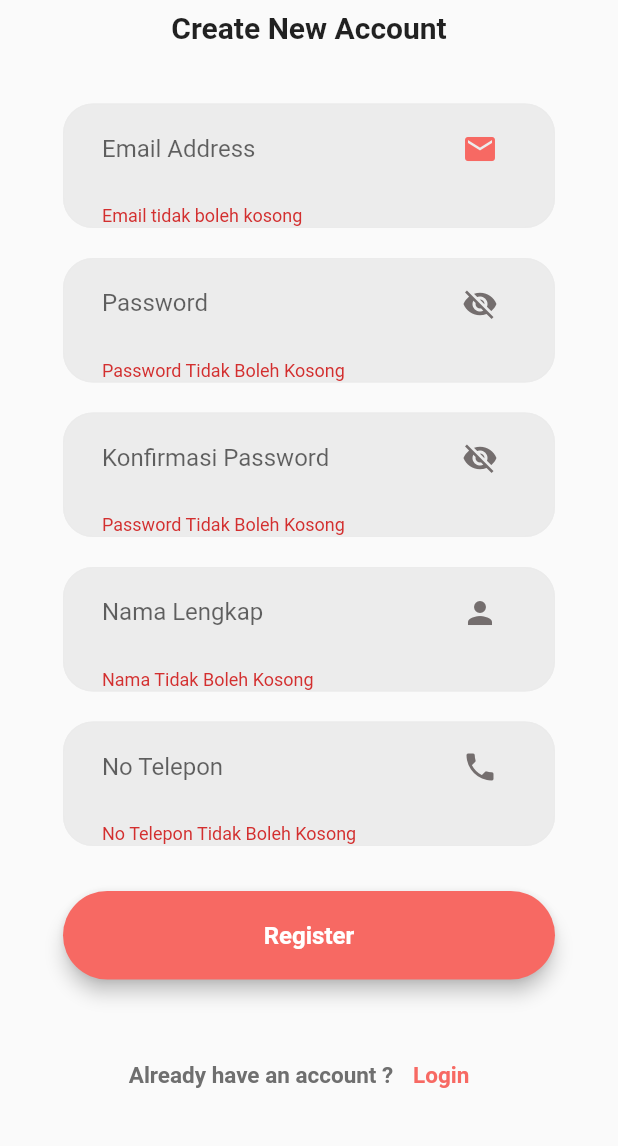
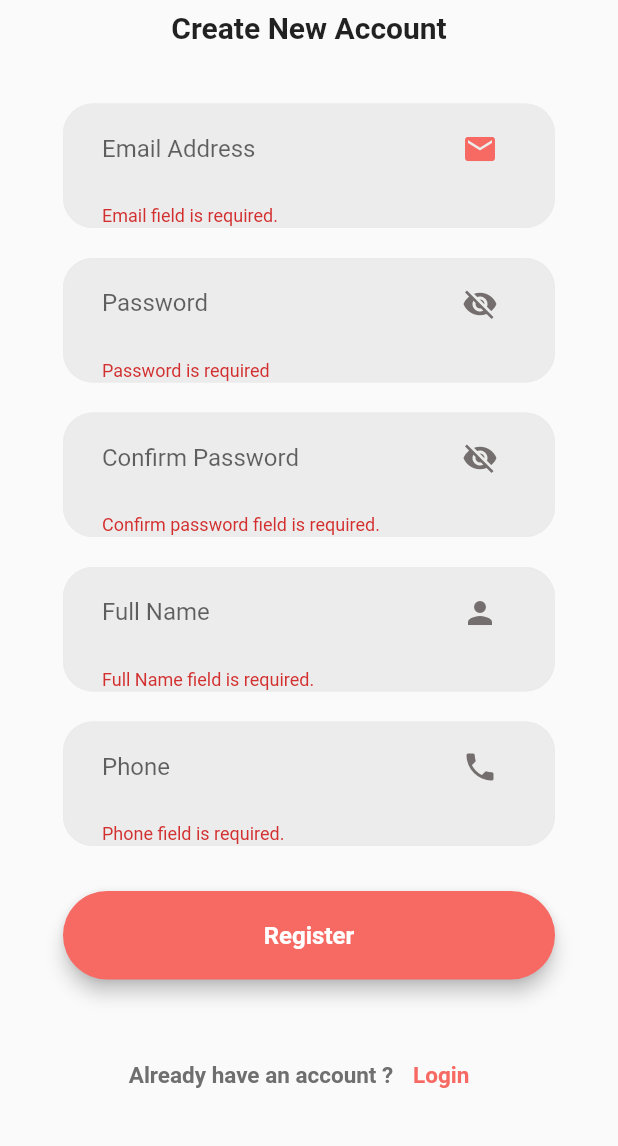
Before and after one commit to khoirunnisaaaa/Flutter_Coller, a Flutter app: the Register screen opened directly, after a tap on "Register", on a phone screen of 412 x 824 dp, the part 90-1236 px from its top. Run offline on Flutter 3.47's test engine with Material 2 defaults, Android fonts, the phone set to English and light mode, and no system bars; our stand-ins replace badges, cloud_firestore, dropdown_button2, firebase_auth, firebase_core, firebase_storage and 8 more; missing offline and left inert: flutter_exif_rotation, month_year_picker; accounts and stored records are empty; network calls fail.

```diff
--- a/lib/view/MoneyManagement/MMMenu.dart
+++ b/lib/view/MoneyManagement/MMMenu.dart
@@ -33,7 +33,7 @@ class _MMMenuState extends State<MMMenu> {
     super.initState();
     uIncome.totalIncome = 0;
     uIncome.getNama();
-    // uOutcome.totalOutcome = 0;
+    uOutcome.totalOutcome = 0;
     uOutcome.getNama();
   }
 
--- a/lib/view/login.dart
+++ b/lib/view/login.dart
@@ -56,15 +56,15 @@ class _LoginState extends State<Login> {
       print(e.code);
       if (e.code == 'invalid-email') {
         ScaffoldMessenger.of(context).showSnackBar(SnackBar(
-          content: const Text('Masukkan email yang benar!'),
+          content: const Text('Please enter a valid email address.'),
         ));
       } else if (e.code == 'user-not-found') {
         ScaffoldMessenger.of(context).showSnackBar(SnackBar(
-          content: const Text('Email anda belum terdaftar!'),
+          content: const Text('Email not registered.'),
         ));
       } else if (e.code == 'wrong-password') {
         ScaffoldMessenger.of(context).showSnackBar(SnackBar(
-          content: const Text('Password anda salah!'),
+          content: const Text('Wrong password.'),
         ));
       }
       setState(() {
@@ -128,7 +128,7 @@ class _LoginState extends State<Login> {
                         ),
                         validator: (value) {
                           if (value!.isEmpty) {
-                            return 'Email tidak boleh kosong';
+                            return 'Email is required.';
                           }
                           return null;
                         }),
@@ -176,7 +176,7 @@ class _LoginState extends State<Login> {
                         ),
                         validator: (value) {
                           if (value!.isEmpty) {
-                            return 'Password Tidak Boleh Kosong';
+                            return 'Password field is required.';
                           }
                           return null;
                         }),
--- a/lib/view/register.dart
+++ b/lib/view/register.dart
@@ -65,7 +65,7 @@ class _RegisterState extends State<Register> {
       print(e.code);
       if (e.code == 'email-already-in-use') {
         ScaffoldMessenger.of(context).showSnackBar(SnackBar(
-          content: const Text('Email telah terdaftar!'),
+          content: const Text('Email already registered.  '),
         ));
       }
     }
@@ -124,7 +124,7 @@ class _RegisterState extends State<Register> {
                           ),
                           validator: (value) {
                             if (value!.isEmpty) {
-                              return 'Email tidak boleh kosong';
+                              return 'Email field is required.';
                             }
                             return null;
                           }),
@@ -172,9 +172,9 @@ class _RegisterState extends State<Register> {
                           ),
                           validator: (value) {
                             if (value!.isEmpty) {
-                              return 'Password Tidak Boleh Kosong';
+                              return 'Password is required';
                             } else if (value.length < 8) {
-                              return 'Password minimal 8 karakter';
+                              return 'Password length must be > 8 characters';
                             }
                             return null;
                           }),
@@ -200,7 +200,7 @@ class _RegisterState extends State<Register> {
                           obscureText: obscureTextConf,
                           decoration: InputDecoration(
                             border: InputBorder.none,
-                            labelText: 'Konfirmasi Password',
+                            labelText: 'Confirm Password',
                             suffixIcon: GestureDetector(
                               onTap: () {
                                 print("Clicked!");
@@ -222,9 +222,9 @@ class _RegisterState extends State<Register> {
                           ),
                           validator: (value) {
                             if (value!.isEmpty) {
-                              return 'Password Tidak Boleh Kosong';
+                              return 'Confirm password field is required.';
                             } else if (value != _passwordController.text) {
-                              return 'Password tidak sesuai';
+                              return 'Wrong password.';
                             }
                             return null;
                           }),
@@ -251,7 +251,7 @@ class _RegisterState extends State<Register> {
                           decoration: InputDecoration(
                             border: InputBorder.none,
                             hintText: 'Irene Bae',
-                            labelText: 'Nama Lengkap',
+                            labelText: 'Full Name',
                             suffixIcon: Icon(
                               Icons.person,
                               color: Color.fromARGB(255, 116, 110, 110),
@@ -259,7 +259,7 @@ class _RegisterState extends State<Register> {
                           ),
                           validator: (value) {
                             if (value!.isEmpty) {
-                              return 'Nama Tidak Boleh Kosong';
+                              return 'Full Name field is required.';
                             }
                             return null;
                           }),
@@ -285,8 +285,8 @@ class _RegisterState extends State<Register> {
                           controller: _nohpController,
                           decoration: InputDecoration(
                             border: InputBorder.none,
-                            hintText: '+1 2374 23899 21',
-                            labelText: 'No Telepon',
+                            hintText: '085398334040',
+                            labelText: 'Phone',
                             suffixIcon: Icon(
                               Icons.phone,
                               color: Color.fromARGB(255, 116, 110, 110),
@@ -294,9 +294,9 @@ class _RegisterState extends State<Register> {
                           ),
                           validator: (value) {
                             if (value!.isEmpty) {
-                              return 'No Telepon Tidak Boleh Kosong';
+                              return 'Phone field is required.';
                             } else if (value.length < 11) {
-                              return 'Masukkan nomor telepon yang sesuai reg (ID)';
+                              return 'Please enter valid phone.';
                             }
                             return null;
                           }),
```
Also changed, not shown: lib/view/Profile/ChangeEmail.dart (+35 -7 lines), lib/view/Profile/ChangePassword.dart (+31 -2 lines), lib/view/Profile/EditProfile.dart (+39 -9 lines).
